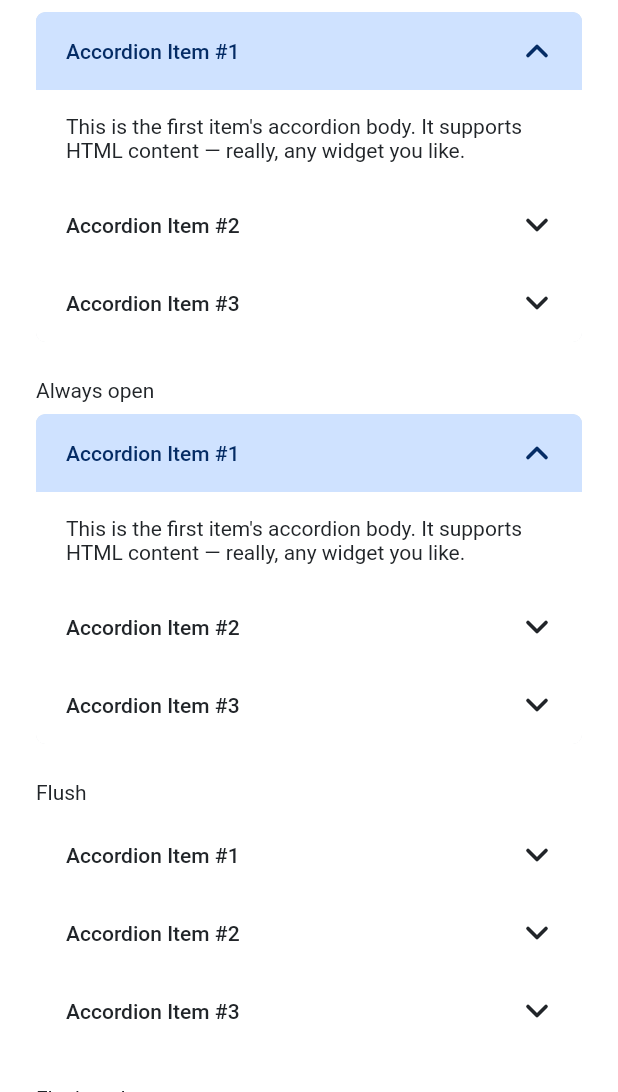
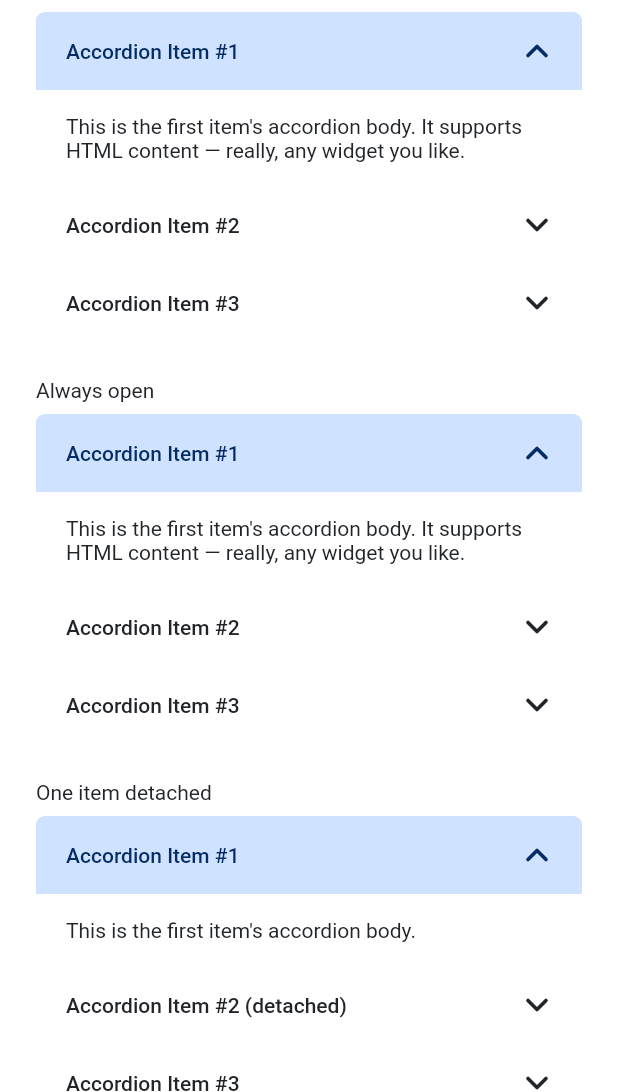
Before and after one commit to Almis90/opa_bootstrap_ui, a Flutter app: the screen it shows after launch, after a tap on "Accordion", on a phone screen of 412 x 824 dp, the part 144-1236 px from its top. Run offline on Flutter 3.47's test engine with Material 3 defaults, Android fonts, the phone set to English and light mode, and no system bars.

Commit message:
Replace accordion-wide alwaysOpen with per-item detached property

```diff
--- a/example/lib/pages/accordion_page.dart
+++ b/example/lib/pages/accordion_page.dart
@@ -29,7 +29,7 @@ class AccordionPage extends StatelessWidget {
                   header: const Text('Accordion Item #2'),
                   body: const Text(
                     "This is the second item's accordion body. Selecting it "
-                    'closes the first, since alwaysOpen defaults to false.',
+                    'closes the first, since none of the items are detached.',
                   ),
                 ),
                 BsAccordionItem(
@@ -45,10 +45,10 @@ class AccordionPage extends StatelessWidget {
           child: SizedBox(
             width: 400,
             child: BsAccordion(
-              alwaysOpen: true,
               initiallyExpanded: const {0},
               items: [
                 BsAccordionItem(
+                  detached: true,
                   header: const Text('Accordion Item #1'),
                   body: const Text(
                     "This is the first item's accordion body. It supports "
@@ -56,10 +56,41 @@ class AccordionPage extends StatelessWidget {
                   ),
                 ),
                 BsAccordionItem(
+                  detached: true,
                   header: const Text('Accordion Item #2'),
                   body: const Text(
                     "This is the second item's accordion body. It stays "
-                    'open alongside the first, since alwaysOpen is true.',
+                    'open alongside the first, since every item is detached.',
+                  ),
+                ),
+                BsAccordionItem(
+                  detached: true,
+                  header: const Text('Accordion Item #3'),
+                  body: const Text("This is the third item's accordion body."),
+                ),
+              ],
+            ),
+          ),
+        ),
+        DemoSection(
+          title: 'One item detached',
+          child: SizedBox(
+            width: 400,
+            child: BsAccordion(
+              initiallyExpanded: const {0},
+              items: [
+                BsAccordionItem(
+                  header: const Text('Accordion Item #1'),
+                  body: const Text("This is the first item's accordion body."),
+                ),
+                BsAccordionItem(
+                  detached: true,
+                  header: const Text('Accordion Item #2 (detached)'),
+                  body: const Text(
+                    'This item is detached: opening it never closes #1 or '
+                    "#3, and it never gets closed by them either — it's "
+                    "independent, like Bootstrap's data-bs-parent omitted "
+                    'on just one item.',
                   ),
                 ),
                 BsAccordionItem(
@@ -112,18 +143,20 @@ class AccordionPage extends StatelessWidget {
             width: 400,
             child: BsAccordion(
               flush: true,
-              alwaysOpen: true,
               initiallyExpanded: const {0, 2},
               items: [
                 BsAccordionItem(
+                  detached: true,
                   header: const Text('Accordion Item #1'),
                   body: const Text("This is the first item's accordion body."),
                 ),
                 BsAccordionItem(
+                  detached: true,
                   header: const Text('Accordion Item #2'),
                   body: const Text("This is the second item's accordion body."),
                 ),
                 BsAccordionItem(
+                  detached: true,
                   header: const Text('Accordion Item #3'),
                   body: const Text("This is the third item's accordion body."),
                 ),
--- a/lib/src/bs_accordion.dart
+++ b/lib/src/bs_accordion.dart
@@ -9,14 +9,20 @@ import 'tokens/bs_accordion_style.dart';
 /// [toggle] from anywhere with access to it. If you don't need programmatic
 /// control, omit it — [BsAccordion] creates and manages its own internally.
 class BsAccordionController extends ChangeNotifier {
-  BsAccordionController({Set<int> initiallyExpanded = const <int>{}, this.alwaysOpen = false})
-      : _expanded = {...initiallyExpanded};
-
-  /// Whether more than one item can be expanded at once. When false
-  /// (Bootstrap's default), [expand] collapses every other item.
-  final bool alwaysOpen;
+  BsAccordionController({Set<int> initiallyExpanded = const <int>{}, Set<int> detachedIndices = const <int>{}})
+      : _expanded = {...initiallyExpanded},
+        _detached = {...detachedIndices};
 
   final Set<int> _expanded;
+  Set<int> _detached;
+
+  /// Which indices are "detached" — mirroring Bootstrap's `.accordion-collapse`
+  /// omitting `data-bs-parent`: a detached item toggles independently and
+  /// never collapses, or is collapsed by, any other item. [BsAccordion] keeps
+  /// this in sync with [BsAccordionItem.detached] on every build; set it
+  /// yourself only if you're driving the controller without a [BsAccordion].
+  Set<int> get detachedIndices => Set.unmodifiable(_detached);
+  set detachedIndices(Set<int> value) => _detached = {...value};
 
   /// The currently expanded indices. Do not mutate the returned set;
   /// use [expand]/[collapse]/[toggle]/[collapseAll] instead.
@@ -24,12 +30,21 @@ class BsAccordionController extends ChangeNotifier {
 
   bool isExpanded(int index) => _expanded.contains(index);
 
-  /// Expands [index], collapsing every other item first unless
-  /// [alwaysOpen] is true.
+  /// Expands [index]. If [index] is detached (see [detachedIndices]), every
+  /// other item is left untouched. Otherwise, every other *non-detached*
+  /// item collapses first (Bootstrap's `data-bs-parent` grouping) while any
+  /// detached items stay exactly as they were.
   void expand(int index) {
-    final hasOtherExpanded = !alwaysOpen && _expanded.any((i) => i != index);
-    if (_expanded.contains(index) && !hasOtherExpanded) return;
-    if (!alwaysOpen) _expanded.clear();
+    if (_detached.contains(index)) {
+      if (_expanded.contains(index)) return;
+      _expanded.add(index);
+      notifyListeners();
+      return;
+    }
+
+    final hasOtherGroupedExpanded = _expanded.any((i) => i != index && !_detached.contains(i));
+    if (_expanded.contains(index) && !hasOtherGroupedExpanded) return;
+    _expanded.removeWhere((i) => !_detached.contains(i));
     _expanded.add(index);
     notifyListeners();
   }
@@ -40,7 +55,7 @@ class BsAccordionController extends ChangeNotifier {
 
   void toggle(int index) => isExpanded(index) ? collapse(index) : expand(index);
 
-  /// Collapses every item.
+  /// Collapses every item, including detached ones.
   void collapseAll() {
     if (_expanded.isEmpty) return;
     _expanded.clear();
@@ -50,13 +65,23 @@ class BsAccordionController extends ChangeNotifier {
 
 /// One collapsible section of a [BsAccordion].
 class BsAccordionItem {
-  const BsAccordionItem({required this.header, required this.body});
+  const BsAccordionItem({required this.header, required this.body, this.detached = false});
 
   /// The always-visible header content, typically a [Text].
   final Widget header;
 
   /// The content revealed when this item is expanded.
   final Widget body;
+
+  /// Mirrors omitting `data-bs-parent` on this item's `.accordion-collapse`
+  /// in Bootstrap: when true, this item expands/collapses independently and
+  /// never affects, or is affected by, the other items in the same
+  /// [BsAccordion] — even if those items are grouped with each other. A
+  /// "detached" item is simply one that opted out of the accordion's
+  /// single-open grouping; set it on every item to reproduce Bootstrap's
+  /// "always open" example, or on just one to make that item independent
+  /// while the rest still behave as a single-open group.
+  final bool detached;
 }
 
 /// A Bootstrap accordion (`.accordion`): a vertical stack of collapsible
@@ -67,17 +92,19 @@ class BsAccordionItem {
 /// an animated height reveal for the body instead of Bootstrap's CSS
 /// `collapse` transition.
 ///
-/// By default only one item is expanded at a time (Bootstrap's
-/// `data-bs-parent` behavior); pass [alwaysOpen] to let multiple items stay
-/// expanded independently, and [flush] for the edge-to-edge
-/// `.accordion-flush` variant (no outer border or rounded corners).
+/// By default all items are grouped into a single-open set (Bootstrap's
+/// `data-bs-parent` behavior); set [BsAccordionItem.detached] on any item
+/// to exclude it from that grouping — it then expands/collapses on its own,
+/// regardless of what the other items do. Setting it on every item
+/// reproduces Bootstrap's "always open" example. [flush] renders the
+/// edge-to-edge `.accordion-flush` variant (no outer border or rounded
+/// corners).
 class BsAccordion extends StatefulWidget {
   const BsAccordion({
     super.key,
     required this.items,
     this.controller,
     this.initiallyExpanded = const <int>{},
-    this.alwaysOpen = false,
     this.flush = false,
     this.style,
     this.iconBuilder,
@@ -94,18 +121,13 @@ class BsAccordion extends StatefulWidget {
   /// Controls which items are expanded, for programmatic show/hide. Omit to
   /// let [BsAccordion] create and manage its own controller internally —
   /// only supply one if you need to expand/collapse items from outside this
-  /// widget (see [BsAccordionController]). When set, [initiallyExpanded] and
-  /// [alwaysOpen] are ignored in favor of the controller's own settings.
+  /// widget (see [BsAccordionController]). When set, [initiallyExpanded] is
+  /// ignored in favor of the controller's own settings.
   final BsAccordionController? controller;
 
   /// Indices expanded when the accordion first builds. Ignored when
   /// [controller] is set.
   final Set<int> initiallyExpanded;
-
-  /// Whether more than one item can be expanded at once. When false
-  /// (Bootstrap's default), expanding an item collapses the others. Ignored
-  /// when [controller] is set — use [BsAccordionController.alwaysOpen].
-  final bool alwaysOpen;
 
   /// Whether to render the borderless, edge-to-edge `.accordion-flush`
   /// variant.
@@ -133,13 +155,18 @@ class _BsAccordionState extends State<BsAccordion> {
 
   BsAccordionController get _controller => widget.controller ?? _internalController!;
 
+  Set<int> get _detachedIndices => {
+    for (var i = 0; i < widget.items.length; i++)
+      if (widget.items[i].detached) i,
+  };
+
   @override
   void initState() {
     super.initState();
     if (widget.controller == null) {
       _internalController = BsAccordionController(
         initiallyExpanded: widget.initiallyExpanded,
-        alwaysOpen: widget.alwaysOpen,
+        detachedIndices: _detachedIndices,
       );
     }
     _controller.addListener(_handleControllerChanged);
@@ -153,7 +180,7 @@ class _BsAccordionState extends State<BsAccordion> {
       if (widget.controller == null) {
         _internalController ??= BsAccordionController(
           initiallyExpanded: widget.initiallyExpanded,
-          alwaysOpen: widget.alwaysOpen,
+          detachedIndices: _detachedIndices,
         );
       }
       _controller.addListener(_handleControllerChanged);
@@ -178,6 +205,7 @@ class _BsAccordionState extends State<BsAccordion> {
   @override
   Widget build(BuildContext context) {
     final style = BsAccordionStyle.defaults.merge(widget.style);
+    _controller.detachedIndices = _detachedIndices;
 
     return Column(
       mainAxisSize: MainAxisSize.min,
```
